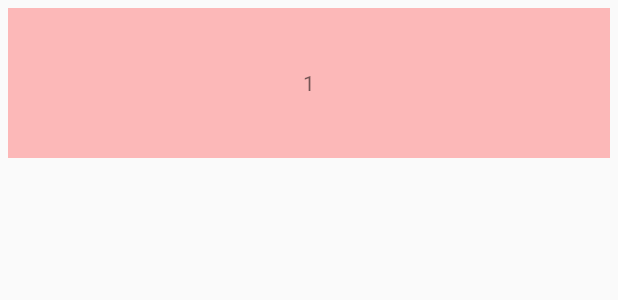
After one commit to dangxy/RecyclerViewFromBlog, an Android app: the layout item_recycler_view.xml on its own in the app's theme, with its tools: preview values and no code run, on a phone screen of 412 x 824 dp. The commit adds this screen. Shown: the top 300 px of the screen. Run offline under Robolectric (Android 15) with nearby library versions, the phone set to English and light mode, and no system bars.

Commit message:
1.RecyclerView实现瀑布流 2.RecyclerView实现分割线

```diff
--- a/app/build.gradle
+++ b/app/build.gradle
@@ -23,4 +23,7 @@ dependencies {
     compile fileTree(dir: 'libs', include: ['*.jar'])
     testCompile 'junit:junit:4.12'
     compile 'com.android.support:appcompat-v7:23.4.0'
+    compile 'com.android.support:recyclerview-v7:23.1.1'
+    compile 'com.jakewharton:butterknife:7.0.1'
+
 }
--- /dev/null
+++ b/app/src/main/res/drawable/divider_bg.xml
@@ -0,0 +1,6 @@
+<?xml version="1.0" encoding="utf-8"?>
+<shape xmlns:android="http://schemas.android.com/apk/res/android" android:shape="rectangle" >
+    <size android:width="5dp" android:height="5dp"/>
+    <solid android:color="#ffff0000"/>
+
+</shape>
--- /dev/null
+++ b/app/src/main/res/drawable/item_bg.xml
@@ -0,0 +1,5 @@
+<?xml version="1.0" encoding="utf-8"?>
+<selector xmlns:android="http://schemas.android.com/apk/res/android" >
+    <item android:state_pressed="true" android:drawable="@color/color_item_press"></item>
+	<item android:drawable="@color/color_item_normal"></item>
+</selector>
--- /dev/null
+++ b/app/src/main/res/layout/item_recycler_view.xml
@@ -0,0 +1,17 @@
+<?xml version="1.0" encoding="utf-8"?>
+<FrameLayout xmlns:android="http://schemas.android.com/apk/res/android"
+    android:layout_width="match_parent"
+    android:layout_height="wrap_content"
+    android:layout_margin="5dp"
+    android:background="@drawable/item_bg"
+    >
+
+    <TextView
+        android:id="@+id/tv_textview"
+        android:layout_width="100dp"
+        android:layout_gravity="center"
+        android:layout_height="100dp"
+        android:gravity="center"
+        android:text="1" />
+
+</FrameLayout>
--- a/app/src/main/res/values/colors.xml
+++ b/app/src/main/res/values/colors.xml
@@ -3,4 +3,8 @@
     <color name="colorPrimary">#3F51B5</color>
     <color name="colorPrimaryDark">#303F9F</color>
     <color name="colorAccent">#FF4081</color>
+    <color name="color_item_press">#ffff0000</color>
+    <color name="color_item_normal">#44ff0000</color>
+
+
 </resources>
```
Also changed, not shown: app/src/main/java/com/example/dangxueyi/recyclerviewfromblog/MainActivity.java (+32 -1 lines), app/src/main/java/com/example/dangxueyi/recyclerviewfromblog/adapter/RecycleViewAdapter.java (added, +66 -0 lines), app/src/main/java/com/example/dangxueyi/recyclerviewfromblog/view/DividerItemDecoration.java (added, +104 -0 lines), app/src/main/res/drawable/divider_bg02.xml (added, +12 -0 lines), app/src/main/res/layout/activity_main.xml (+6 -11 lines).
